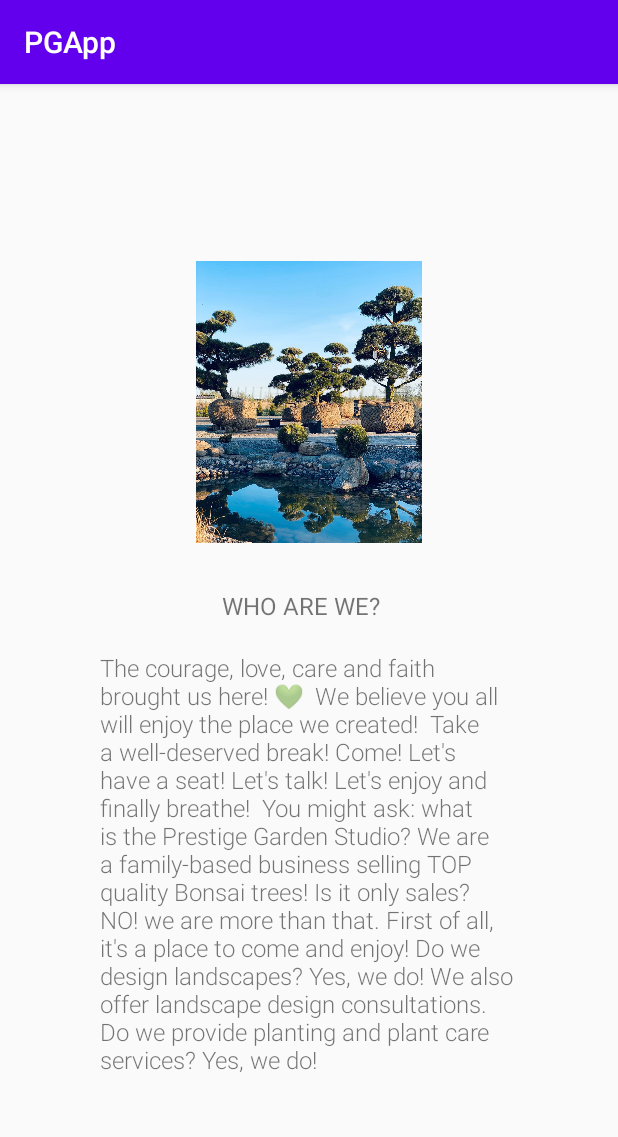
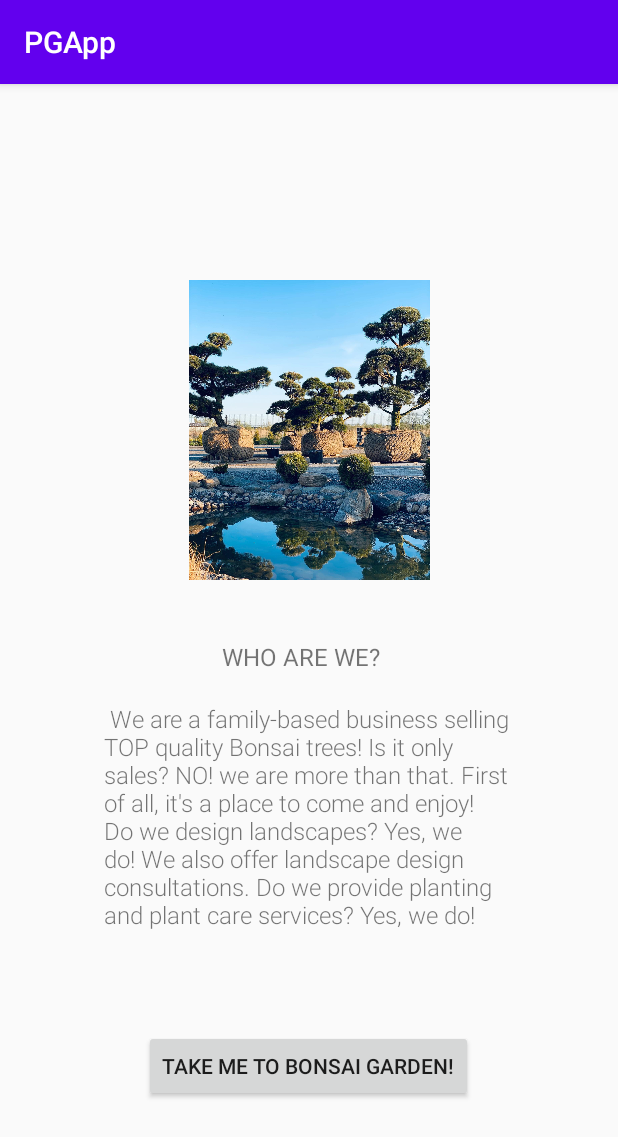
Before and after one commit to a22vioja/PGApp, an Android app: the AboutPage screen opened directly, with no data from a screen before it, on a phone screen of 412 x 824 dp. Shown: the top 1137 px of the screen. Run offline under Robolectric (Android 15) with nearby library versions, the phone set to English and light mode, and no system bars.

Commit message:
created Bonsai class

```diff
--- a/app/src/main/res/layout/activity_about_page.xml
+++ b/app/src/main/res/layout/activity_about_page.xml
@@ -8,17 +8,11 @@
 
     <TextView
         android:id="@+id/textView"
-        android:layout_width="279dp"
-        android:layout_height="342dp"
-        android:layout_marginBottom="48dp"
+        android:layout_width="272dp"
+        android:layout_height="192dp"
+        android:layout_marginBottom="164dp"
         android:fontFamily="sans-serif-light"
-        android:text="The courage, love, care and faith brought us here! 💚
-
-We believe you all will enjoy the place we created!
-
-Take a well-deserved break! Come! Let's have a seat! Let's talk! Let's enjoy and finally breathe!
-
-You might ask: what is the Prestige Garden Studio?
+        android:text="
 We are a family-based business selling TOP quality Bonsai trees!
 Is it only sales? NO! we are more than that.
 First of all, it's a place to come and enjoy!
@@ -28,6 +22,7 @@ Do we provide planting and plant care services? Yes, we do!
         android:textSize="16sp"
         app:layout_constraintBottom_toBottomOf="parent"
         app:layout_constraintEnd_toEndOf="parent"
+        app:layout_constraintHorizontal_bias="0.496"
         app:layout_constraintStart_toStartOf="parent" />
 
     <TextView
@@ -42,12 +37,24 @@ Do we provide planting and plant care services? Yes, we do!
 
     <ImageView
         android:id="@+id/imageView3"
-        android:layout_width="197dp"
-        android:layout_height="188dp"
+        android:layout_width="223dp"
+        android:layout_height="200dp"
         app:layout_constraintBottom_toTopOf="@+id/textView2"
         app:layout_constraintEnd_toEndOf="parent"
         app:layout_constraintStart_toStartOf="parent"
         app:layout_constraintTop_toTopOf="parent"
-        app:layout_constraintVertical_bias="0.794"
+        app:layout_constraintVertical_bias="0.764"
         app:srcCompat="@drawable/_80206811_5344780035573434_404496635289364981_n" />
+
+    <Button
+        android:id="@+id/button"
+        android:layout_width="wrap_content"
+        android:layout_height="wrap_content"
+        android:text="TAKE ME TO BONSAI GARDEN!"
+        app:layout_constraintBottom_toBottomOf="parent"
+        app:layout_constraintEnd_toEndOf="parent"
+        app:layout_constraintHorizontal_bias="0.498"
+        app:layout_constraintStart_toStartOf="parent"
+        app:layout_constraintTop_toBottomOf="@+id/textView"
+        app:layout_constraintVertical_bias="0.232" />
 </android.support.constraint.ConstraintLayout>
```
Also changed, not shown: app/src/main/java/com/example/pgapp/Bonsai.java (added, +32 -0 lines).
